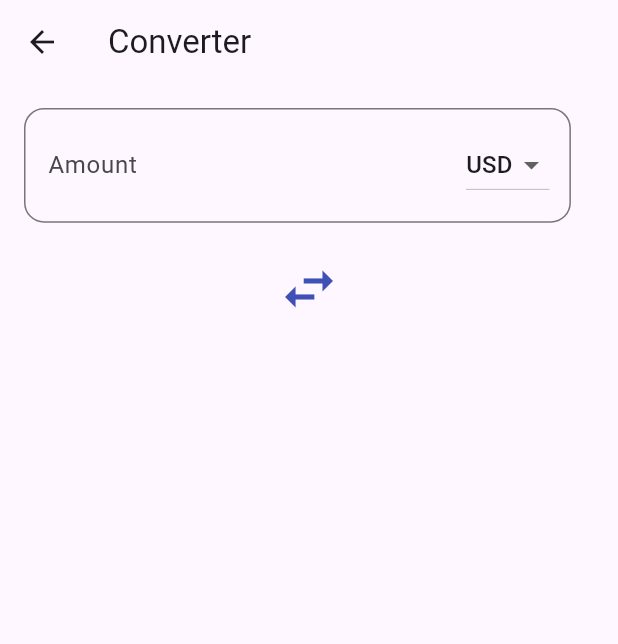
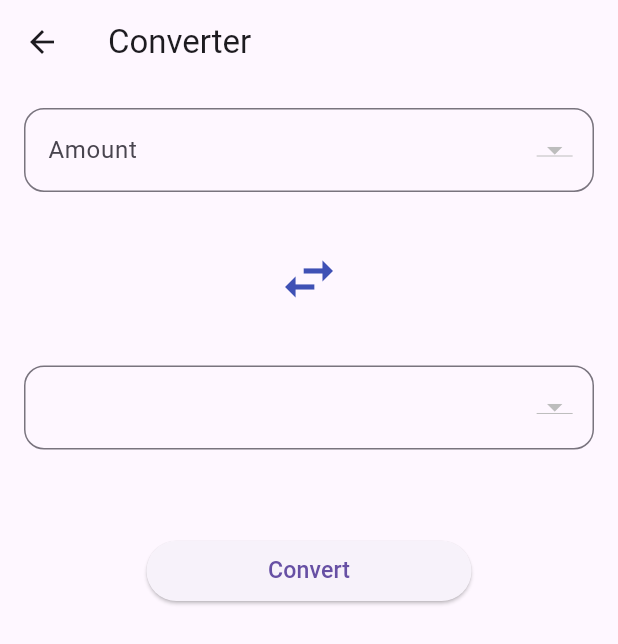
Before and after one commit to abo-el30la/currency_converter, a Flutter app: the screen it shows after launch, after a tap on an icon or button, on a phone screen of 412 x 824 dp. Shown: the top 644 px of the screen. Run offline on Flutter 3.47's test engine with Material 3 defaults, Android fonts, the phone set to English and light mode, and no system bars; our stand-ins replace bloc, dio, flutter_bloc, flutter_screenutil, flutter_spinkit, flutter_svg and 3 more; missing offline and left inert: dio_http_formatter; accounts and stored records are empty.

Commit message:
feat:convert currency initial logic

```diff
--- a/lib/config/k_app_const.dart
+++ b/lib/config/k_app_const.dart
@@ -4,5 +4,4 @@ class KAppConst {
   static const String APP_Font_Janna = 'Janna';
   static double designScreenH = 926;
   static double designScreenW = 428;
-  static const String hiveBoxName = 'currencyBox';
 }
--- /dev/null
+++ b/lib/data/storage/hive_config.dart
@@ -0,0 +1,4 @@
+class HiveConfig {
+  static const String currenciesBoxName = 'currencies';
+
+}
--- a/lib/main.dart
+++ b/lib/main.dart
@@ -1,3 +1,4 @@
+import 'package:currency_converter/data/storage/hive_config.dart';
 import 'package:flutter/material.dart';
 import 'package:flutter_bloc/flutter_bloc.dart';
 import 'package:flutter_screenutil/flutter_screenutil.dart';
@@ -6,12 +7,14 @@ import 'package:hive_flutter/hive_flutter.dart';
 import '../app.dart';
 import 'bloc_obs.dart';
 import 'config/k_app_const.dart';
+import 'data/model/response_models/get_currencies.dart';
 
 Future<void> main() async {
   WidgetsFlutterBinding.ensureInitialized();
   Bloc.observer = MyBlocObserver();
   await Hive.initFlutter();
-  await Hive.openBox(KAppConst.hiveBoxName);
+  Hive.registerAdapter(CurrencyAdapter());
+  await Hive.openBox<Currency>(HiveConfig.currenciesBoxName);
 
   runApp(
     ScreenUtilInit(
--- a/lib/screens/converter/cubit/converter_cubit.dart
+++ b/lib/screens/converter/cubit/converter_cubit.dart
@@ -4,48 +4,92 @@ import 'package:currency_converter/data/repository/repository.dart';
 import 'package:currency_converter/utils/logger.dart';
 import 'package:dio/dio.dart';
 import 'package:flutter/material.dart';
+import 'package:hive_flutter/hive_flutter.dart';
+
+import '../../../data/model/response_models/get_currencies.dart';
+import '../../../data/storage/hive_config.dart';
 
 part 'converter_state.dart';
 
 class ConverterCubit extends Cubit<ConverterState> {
   TextEditingController amountController = TextEditingController();
+  TextEditingController targetAmountController = TextEditingController();
 
   ConverterCubit() : super(ConverterInitial());
   String baseCurrency = 'USD';
   String targetCurrency = 'USD';
   double exchangeRate = 1.0;
+  List<Currency> currenciesList = [];
+  Map<String, double> exchangeRates = {};
+
   void setBaseCurrency(String currency) {
+
+    if (currency == baseCurrency) {
+      return;
+    }
     baseCurrency = currency;
+    exchangeRate = exchangeRates[targetCurrency] ?? 1.0;
+    if(amountController.text.isNotEmpty) {
+      convertCurrency();
+    }
     emit(SetBaseCurrencyState());
     getCurrencyExchangeRate();
   }
 
   void setTargetCurrency(String currency) {
     targetCurrency = currency;
-    emit(SetBaseCurrencyState());
-    getCurrencyExchangeRate();
+    exchangeRate = exchangeRates[targetCurrency] ?? 1.0;
+    if(amountController.text.isNotEmpty) {
+      convertCurrency();
+    }
+    emit(SetTargetCurrencyState());
   }
 
+  void getBaseCurrenciesList() {
+    Box<Currency> currencyBox = Hive.box<Currency>(HiveConfig.currenciesBoxName);
+    currencyBox.toMap().forEach((key, value) {
+      currenciesList.add(value);
+    });
+    emit(GetBaseCurrenciesListState());
+  }
+
+  bool isGetCurrencyExchangeRateLoading = false;
 
   Future<void> getCurrencyExchangeRate() async {
     try {
+      isGetCurrencyExchangeRateLoading = true;
       emit(GetCurrencyExchangeRateLoading());
+      if (exchangeRates.isNotEmpty) {
+        exchangeRate = exchangeRates[targetCurrency] ?? 1.0;
+        isGetCurrencyExchangeRateLoading = false;
+        emit(GetCurrencyExchangeRateSuccess());
+        return;
+      }
       final Response result = await Repository.instance.getLatestRates(
         baseCurrency: baseCurrency,
       );
       logger.i(result.runtimeType);
-      if(result.statusCode != 200) {
+      if (result.statusCode != 200) {
+        isGetCurrencyExchangeRateLoading = false;
         emit(GetCurrencyExchangeRateError());
         return;
       }
       GetLatestRates getLatestRatesResponse = GetLatestRates.fromJson(result.data);
-      exchangeRate = getLatestRatesResponse.data?[targetCurrency] ?? 1.0;
+      exchangeRates = getLatestRatesResponse.data ?? {};
+      exchangeRate = exchangeRates[targetCurrency] ?? 1.0;
+      isGetCurrencyExchangeRateLoading = false;
       emit(GetCurrencyExchangeRateSuccess());
-
     } catch (e, s) {
+      isGetCurrencyExchangeRateLoading = false;
       logger.e(e.toString());
       logger.e(s.toString());
       emit(GetCurrencyExchangeRateError());
     }
   }
+
+  void convertCurrency() {
+    double amount = double.tryParse(amountController.text) ?? 0.0;
+    double targetAmount = amount * exchangeRate;
+    targetAmountController.text = targetAmount.toStringAsFixed(2);
+  }
 }
--- a/lib/screens/converter/cubit/converter_state.dart
+++ b/lib/screens/converter/cubit/converter_state.dart
@@ -11,3 +11,7 @@ class GetCurrencyExchangeRateSuccess extends ConverterState {}
 class GetCurrencyExchangeRateError extends ConverterState {}
 
 class SetBaseCurrencyState extends ConverterState {}
+
+class SetTargetCurrencyState extends ConverterState {}
+
+class GetBaseCurrenciesListState extends ConverterState {}
--- a/lib/screens/converter/view/converter_screen.dart
+++ b/lib/screens/converter/view/converter_screen.dart
@@ -1,4 +1,5 @@
 import 'package:currency_converter/core/res/colors.dart';
+import 'package:currency_converter/core/widgets/customs/loading_widget.dart';
 import 'package:currency_converter/screens/converter/cubit/converter_cubit.dart';
 import 'package:flutter/material.dart';
 import 'package:flutter_bloc/flutter_bloc.dart';
@@ -10,7 +11,9 @@ class ConverterScreen extends StatelessWidget {
   @override
   Widget build(BuildContext context) {
     return BlocProvider(
-      create: (context) => ConverterCubit(),
+      create: (context) => ConverterCubit()
+        ..getBaseCurrenciesList()
+        ..getCurrencyExchangeRate(),
       child: BlocConsumer<ConverterCubit, ConverterState>(
         listener: (context, state) {},
         builder: (context, state) {
@@ -21,12 +24,13 @@ class ConverterScreen extends StatelessWidget {
             ),
             body: SingleChildScrollView(
               padding: const EdgeInsets.all(16),
-              child: Column(
+              child: cubit.isGetCurrencyExchangeRateLoading
+                  ? const Center(
+                      child: LoadingWidget(),
+                    )
+                  : Column(
                       children: [
-                  Row(
-                    children: [
-                      Expanded(
-                        child: TextField(
+                        TextField(
                           keyboardType: TextInputType.number,
                           controller: cubit.amountController,
                           decoration: InputDecoration(
@@ -36,34 +40,62 @@ class ConverterScreen extends StatelessWidget {
                                 Radius.circular(15.r),
                               ),
                             ),
-                          suffixIcon:  Container(
+                            suffixIcon: Container(
                               padding: EdgeInsets.all(16.r),
                               child: DropdownButton<String>(
-                              value: 'USD',
-                              onChanged: (String? newValue) {},
-                              items: <String>['USD', 'EUR', 'GBP', 'JPY'].map<DropdownMenuItem<String>>((String value) {
-                                return DropdownMenuItem<String>(
-                                  value: value,
-                                  child: Text(value),
-                                );
-                              }).toList(),
+                                value: cubit.baseCurrency,
+                                onChanged: (String? newValue) {
+                                  cubit.setBaseCurrency(newValue ?? 'USD');
+                                },
+                                items: mapCurrencyList(context),
                               ),
                             ),
                           ),
-
                         ),
-                      ),
-                      16.horizontalSpace,
-
-                    ],
-                  ),
-                  16.verticalSpace,
+                        32.verticalSpace,
                         IconButton(
                           onPressed: () {},
                           icon: Icon(
                             Icons.swap_horiz_sharp,
                             size: 48.r,
                             color: KAppColors.primaryColor,
+                          ),
+                        ),
+                        32.verticalSpace,
+                        TextField(
+                          keyboardType: TextInputType.number,
+                          controller: cubit.targetAmountController,
+                          readOnly: true,
+                          decoration: InputDecoration(
+                            labelText: '',
+                            border: OutlineInputBorder(
+                              borderRadius: BorderRadius.all(
+                                Radius.circular(15.r),
+                              ),
+                            ),
+                            suffixIcon: Container(
+                              padding: EdgeInsets.all(16.r),
+                              child: DropdownButton<String>(
+                                value: cubit.targetCurrency,
+                                onChanged: (String? newValue) {
+                                  cubit.setTargetCurrency(newValue ?? 'USD');
+                                },
+                                items: mapCurrencyList(context),
+                              ),
+                            ),
+                          ),
+                        ),
+                        64.verticalSpace,
+                        ElevatedButton(
+                          onPressed: () {
+                            cubit.convertCurrency();
+                          },
+                          child: Padding(
+                            padding: EdgeInsets.symmetric(vertical: 4.h, horizontal: 64.h),
+                            child: Text(
+                              'Convert',
+                              style: TextStyle(fontSize: 16.sp),
+                            ),
                           ),
                         ),
                       ],
@@ -74,4 +106,17 @@ class ConverterScreen extends StatelessWidget {
       ),
     );
   }
+
+  List<DropdownMenuItem<String>> mapCurrencyList(BuildContext context) {
+    final cubit = context.read<ConverterCubit>();
+    final listCurrency = cubit.currenciesList.map((e) => e.code).toList();
+    return listCurrency.map<DropdownMenuItem<String>>(
+      (String? value) {
+        return DropdownMenuItem<String>(
+          value: value,
+          child: Text(value ?? 'USD'),
+        );
+      },
+    ).toList();
   }
+}
--- a/lib/screens/home/cubit/home_cubit.dart
+++ b/lib/screens/home/cubit/home_cubit.dart
@@ -1,7 +1,9 @@
 import 'package:bloc/bloc.dart';
 import 'package:currency_converter/data/model/response_models/get_currencies.dart';
 import 'package:currency_converter/data/repository/repository.dart';
+import 'package:currency_converter/data/storage/hive_config.dart';
 import 'package:dio/dio.dart';
+import 'package:hive_flutter/hive_flutter.dart';
 
 import '../../../utils/logger.dart';
 
@@ -17,6 +19,17 @@ class HomeCubit extends Cubit<HomeState> {
       currencyList.clear();
       isGetCurrencyListLoading = true;
       emit(GetCurrencyListLoading());
+
+      Box<Currency> currencyBox = Hive.box<Currency>(HiveConfig.currenciesBoxName);
+      currencyBox.toMap().forEach((key, value) {
+        currencyList.add(value);
+      });
+      if(currencyList.isNotEmpty){
+        isGetCurrencyListLoading = false;
+        emit(GetCurrencyListSuccess());
+        return;
+      }
+
       final Response<dynamic> result = await Repository.instance.getCurrencyList();
       isGetCurrencyListLoading = false;
 
@@ -27,6 +40,7 @@ class HomeCubit extends Cubit<HomeState> {
       final GetCurrencies getCurrenciesResponse = GetCurrencies.fromJson(result.data);
       getCurrenciesResponse.data?.forEach((key, value) {
         currencyList.add(value);
+        currencyBox.put(value.code, value);
       });
       logger.i(result.runtimeType);
       emit(GetCurrencyListSuccess());
```
Lines whose indentation alone changed are shown as unchanged.
